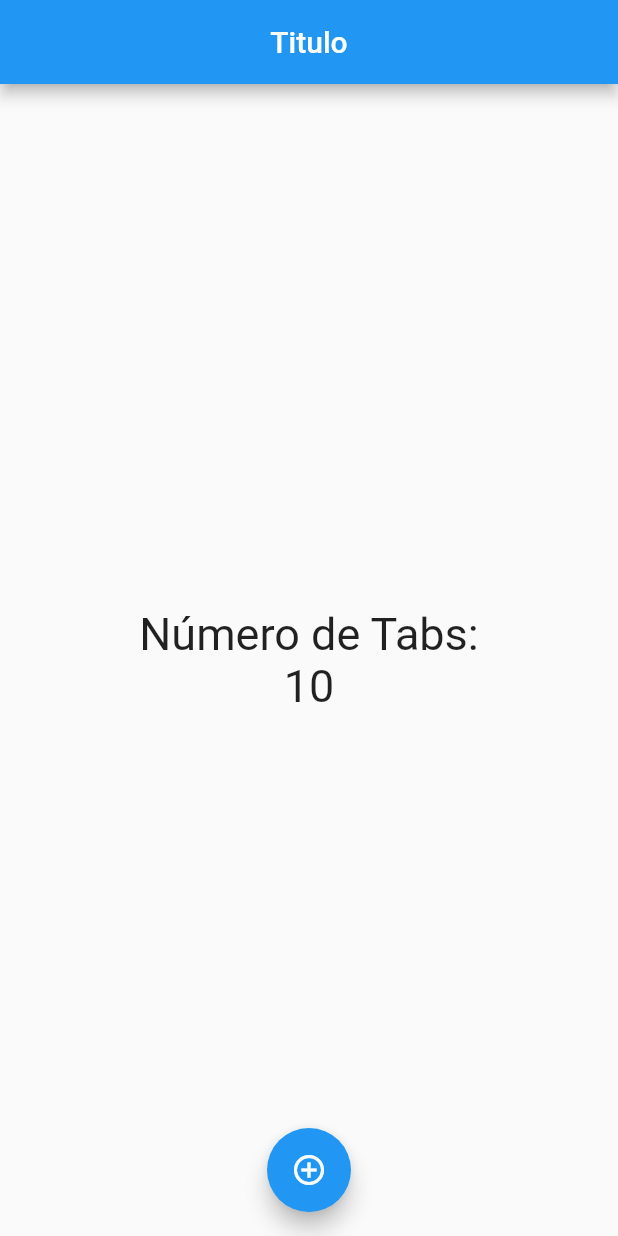
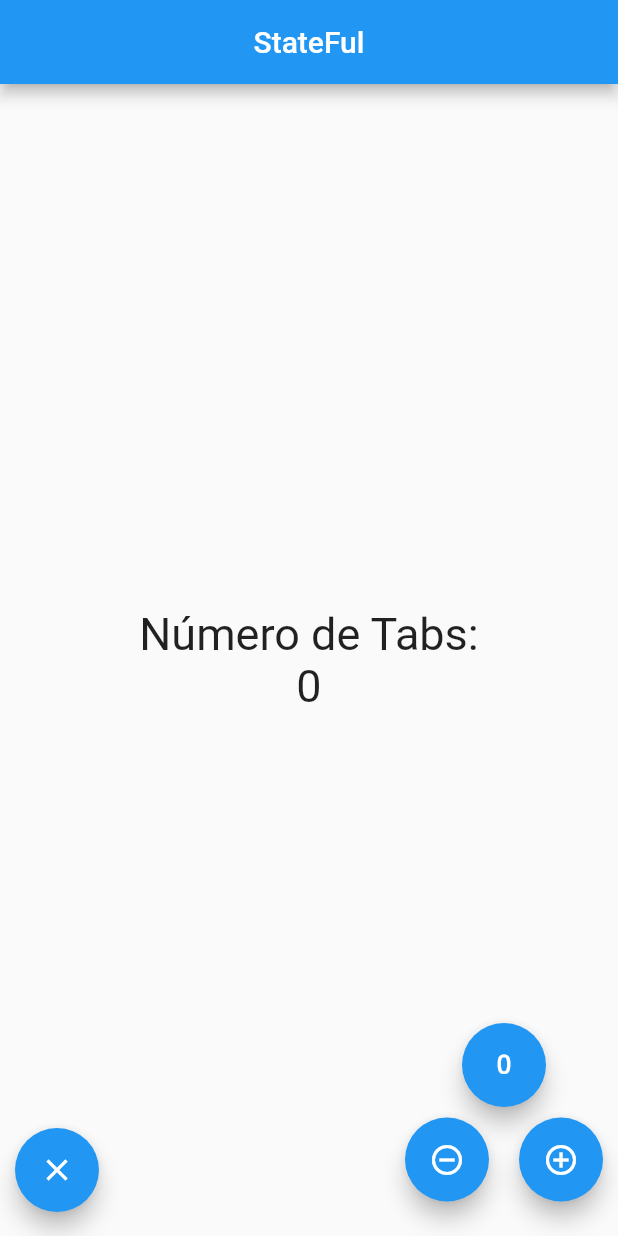
Before and after one commit to JhosepGC14/ContadorApp-Flutter, a Flutter app: the screen it shows after launch, on a phone screen of 412 x 824 dp. Run offline on Flutter 3.47's test engine with Material 2 defaults, Android fonts, the phone set to English and light mode, and no system bars.

Commit message:
terminando la app contador

```diff
--- a/lib/src/app.dart
+++ b/lib/src/app.dart
@@ -1,15 +1,15 @@
 import 'package:flutter/material.dart';
 
 //our widgets
-import 'package:contador/src/pages/home_page.dart';
+// import 'package:contador/src/pages/home_page.dart';
+import 'package:contador/src/pages/contador_page.dart';
 
 class MyApp extends StatelessWidget {
   @override
   Widget build(context) {
     return MaterialApp(
-        debugShowCheckedModeBanner: false,
-        home: Center(
-          child: HomePage(),
-        ));
+      debugShowCheckedModeBanner: false,
+      home: ContadorPage(),
+    );
   }
 }
--- /dev/null
+++ b/lib/src/pages/contador_page.dart
@@ -0,0 +1,120 @@
+import 'package:flutter/material.dart';
+import 'package:flutter/services.dart';
+
+//ejemplo de un StatefulWidget
+class ContadorPage extends StatefulWidget {
+  //el createState necesita retornar una instancia de contador
+  @override
+  createState() => _ContadorPageState();
+}
+
+// se pone el guion abajo delante de la clase  "_ContadorPageState"
+// para indicar que esta es privada y solo se va a leer dentro de
+// este archivo.
+class _ContadorPageState extends State<ContadorPage> {
+  final _styleText = new TextStyle(fontSize: 30);
+  int _conteo = 0;
+
+//funcion para sumar el contador
+  void _agregar() {
+    setState(() {
+      _conteo++;
+    });
+  }
+
+//funcion para restar el contador
+  void _disminuir() {
+    if (_conteo > 0) {
+      setState(() {
+        _conteo--;
+      });
+    } else {
+      return null;
+    }
+  }
+
+//funcion para sumar el contador
+  void _resetear() {
+    setState(() {
+      _conteo = 0;
+    });
+  }
+
+  //funcion para cerrar la app en Android
+  void _close() {
+    SystemNavigator.pop();
+  }
+
+  @override
+  Widget build(BuildContext context) {
+    return Scaffold(
+        appBar: AppBar(
+          title: Text("StateFul"),
+          centerTitle: true,
+        ),
+        body: Center(
+          child: Column(
+            mainAxisAlignment: MainAxisAlignment.center,
+            children: <Widget>[
+              Text(
+                "Número de Tabs:",
+                style: _styleText,
+              ),
+              Text(
+                "$_conteo",
+                style: _styleText,
+              ),
+            ],
+          ),
+        ),
+        floatingActionButtonLocation: FloatingActionButtonLocation.centerFloat,
+        floatingActionButton: _crearBotones());
+  }
+
+  Widget _crearBotones() {
+    return Row(
+      children: <Widget>[
+        SizedBox(width: 10.0),
+        Column(
+          mainAxisAlignment: MainAxisAlignment.end,
+          children: <Widget>[
+            FloatingActionButton(
+              onPressed: _close,
+              child: Icon(Icons.close),
+            ),
+          ],
+        ),
+        Expanded(
+          child: SizedBox(),
+        ),
+        Column(
+          mainAxisAlignment: MainAxisAlignment.end,
+          children: <Widget>[
+            FloatingActionButton(
+              onPressed: _resetear,
+              child: Icon(Icons.exposure_zero_outlined),
+            ),
+            Row(
+              mainAxisAlignment: MainAxisAlignment.center,
+              children: <Widget>[
+                FloatingActionButton(
+                  onPressed: _disminuir,
+                  child: Icon(Icons.remove_circle_outline),
+                ),
+                SizedBox(
+                  width: 20.0,
+                  height: 70.0,
+                ),
+                FloatingActionButton(
+                  onPressed: _agregar,
+                  child: Icon(Icons.add_circle_outline),
+                ),
+              ],
+            )
+          ],
+        ),
+        SizedBox(width: 10.0),
+      ],
+    );
+  }
+}
--- a/lib/src/pages/home_page.dart
+++ b/lib/src/pages/home_page.dart
@@ -1,5 +1,6 @@
 import 'package:flutter/material.dart';
 
+//ejemplo de un statelessWidget
 class HomePage extends StatelessWidget {
   final styleText = new TextStyle(fontSize: 30);
 
@@ -15,7 +16,7 @@ class HomePage extends StatelessWidget {
       body: Center(
         child: Column(
           mainAxisAlignment: MainAxisAlignment.center,
-          children: [
+          children: <Widget>[
             Text(
               "Número de Tabs:",
               style: styleText,
@@ -28,7 +29,9 @@ class HomePage extends StatelessWidget {
         ),
       ),
       floatingActionButton: FloatingActionButton(
-        onPressed: () => {print("Hola Mundoooo!")},
+        onPressed: () {
+          print("Hola Mundoooo!");
+        },
         child: Icon(Icons.add_circle_outline),
       ),
       floatingActionButtonLocation: FloatingActionButtonLocation.centerFloat,
```
